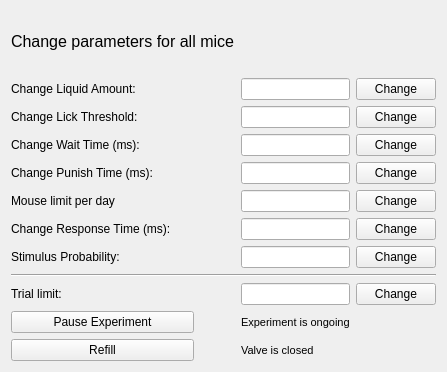
First picture: the form in Python/gui/expwin.ui, repository yagarwal123/autonomouse, before the edit.
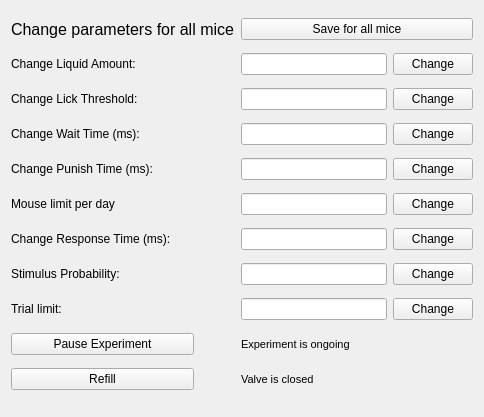
Second picture: the form after the edit.

Commit message: added buttons to save parameters

```diff
--- a/Python/gui/expwin.ui
+++ b/Python/gui/expwin.ui
@@ -6,77 +6,14 @@
    <rect>
     <x>0</x>
     <y>0</y>
-    <width>431</width>
-    <height>372</height>
+    <width>484</width>
+    <height>417</height>
    </rect>
   </property>
   <property name="windowTitle">
    <string>Form</string>
   </property>
   <layout class="QGridLayout" name="gridLayout">
-   <item row="11" column="0" colspan="2">
-    <widget class="QPushButton" name="refillButton">
-     <property name="text">
-      <string>Refill</string>
-     </property>
-    </widget>
-   </item>
-   <item row="6" column="4">
-    <widget class="QPushButton" name="changeMouseRespButton">
-     <property name="text">
-      <string>Change</string>
-     </property>
-    </widget>
-   </item>
-   <item row="7" column="0" colspan="2">
-    <widget class="QLabel" name="label_6">
-     <property name="text">
-      <string>Stimulus Probability:</string>
-     </property>
-    </widget>
-   </item>
-   <item row="6" column="3">
-    <widget class="QLineEdit" name="mouseRespLineEdit"/>
-   </item>
-   <item row="8" column="0" colspan="5">
-    <widget class="Line" name="line">
-     <property name="orientation">
-      <enum>Qt::Horizontal</enum>
-     </property>
-    </widget>
-   </item>
-   <item row="1" column="3">
-    <widget class="QLineEdit" name="liquidLineEdit"/>
-   </item>
-   <item row="9" column="0">
-    <widget class="QLabel" name="label_7">
-     <property name="text">
-      <string>Trial limit:</string>
-     </property>
-    </widget>
-   </item>
-   <item row="0" column="0" colspan="3">
-    <widget class="QLabel" name="label_blah">
-     <property name="font">
-      <font>
-       <pointsize>12</pointsize>
-      </font>
-     </property>
-     <property name="text">
-      <string>Change parameters for all mice</string>
-     </property>
-    </widget>
-   </item>
-   <item row="1" column="0" colspan="2">
-    <widget class="QLabel" name="label">
-     <property name="text">
-      <string>Change Liquid Amount:</string>
-     </property>
-    </widget>
-   </item>
-   <item row="9" column="3">
-    <widget class="QLineEdit" name="trialLimLineEdit"/>
-   </item>
    <item row="9" column="4">
     <widget class="QPushButton" name="changeTrialLimButton">
      <property name="text">
@@ -115,105 +52,168 @@
      </property>
     </widget>
    </item>
-   <item row="9" column="1">
-    <widget class="QLabel" name="trial_lim_lab">
-     <property name="text">
-      <string/>
-     </property>
-    </widget>
-   </item>
-   <item row="5" column="0" colspan="2">
-    <widget class="QLabel" name="label_4">
-     <property name="text">
-      <string>Mouse limit per day</string>
-     </property>
-    </widget>
-   </item>
-   <item row="5" column="4">
-    <widget class="QPushButton" name="changeMouseLimButton">
-     <property name="text">
-      <string>Change</string>
-     </property>
-    </widget>
-   </item>
-   <item row="3" column="4">
-    <widget class="QPushButton" name="changewaittimeButton">
-     <property name="text">
-      <string>Change</string>
-     </property>
-    </widget>
-   </item>
-   <item row="3" column="3">
-    <widget class="QLineEdit" name="waittimeLineEdit"/>
-   </item>
-   <item row="6" column="0" colspan="3">
+   <item row="7" column="0" colspan="3">
     <widget class="QLabel" name="label_5">
      <property name="text">
       <string>Change Response Time (ms):</string>
      </property>
     </widget>
    </item>
-   <item row="5" column="3">
+   <item row="6" column="3">
     <widget class="QLineEdit" name="mouseLimLineEdit"/>
    </item>
-   <item row="1" column="4">
+   <item row="4" column="3">
+    <widget class="QLineEdit" name="waittimeLineEdit"/>
+   </item>
+   <item row="2" column="4">
     <widget class="QPushButton" name="changeliquidButton">
      <property name="text">
       <string>Change</string>
      </property>
     </widget>
    </item>
-   <item row="7" column="4">
+   <item row="8" column="4">
     <widget class="QPushButton" name="changeStimProbButton">
      <property name="text">
       <string>Change</string>
      </property>
     </widget>
    </item>
-   <item row="2" column="0" colspan="2">
+   <item row="3" column="0" colspan="2">
     <widget class="QLabel" name="label_2">
      <property name="text">
       <string>Change Lick Threshold:</string>
      </property>
     </widget>
    </item>
-   <item row="7" column="3">
+   <item row="8" column="3">
     <widget class="QLineEdit" name="stimProbLineEdit"/>
    </item>
-   <item row="2" column="4">
-    <widget class="QPushButton" name="changelickButton">
+   <item row="8" column="0" colspan="2">
+    <widget class="QLabel" name="label_6">
+     <property name="text">
+      <string>Stimulus Probability:</string>
+     </property>
+    </widget>
+   </item>
+   <item row="7" column="3">
+    <widget class="QLineEdit" name="mouseRespLineEdit"/>
+   </item>
+   <item row="7" column="4">
+    <widget class="QPushButton" name="changeMouseRespButton">
      <property name="text">
       <string>Change</string>
      </property>
     </widget>
    </item>
-   <item row="3" column="0" colspan="2">
-    <widget class="QLabel" name="label_3">
+   <item row="11" column="0" colspan="2">
+    <widget class="QPushButton" name="refillButton">
      <property name="text">
-      <string>Change Wait Time (ms):</string>
+      <string>Refill</string>
      </property>
     </widget>
    </item>
-   <item row="2" column="3">
-    <widget class="QLineEdit" name="lickLineEdit"/>
-   </item>
-   <item row="4" column="3">
-    <widget class="QLineEdit" name="punishtimeLineEdit"/>
-   </item>
-   <item row="4" column="0">
+   <item row="5" column="0">
     <widget class="QLabel" name="label_8">
      <property name="text">
       <string>Change Punish Time (ms):</string>
      </property>
     </widget>
    </item>
-   <item row="4" column="4">
+   <item row="5" column="4">
     <widget class="QPushButton" name="changepunishtimeButton">
      <property name="text">
       <string>Change</string>
      </property>
     </widget>
    </item>
+   <item row="5" column="3">
+    <widget class="QLineEdit" name="punishtimeLineEdit"/>
+   </item>
+   <item row="4" column="4">
+    <widget class="QPushButton" name="changewaittimeButton">
+     <property name="text">
+      <string>Change</string>
+     </property>
+    </widget>
+   </item>
+   <item row="6" column="0" colspan="2">
+    <widget class="QLabel" name="label_4">
+     <property name="text">
+      <string>Mouse limit per day</string>
+     </property>
+    </widget>
+   </item>
+   <item row="6" column="4">
+    <widget class="QPushButton" name="changeMouseLimButton">
+     <property name="text">
+      <string>Change</string>
+     </property>
+    </widget>
+   </item>
+   <item row="9" column="1">
+    <widget class="QLabel" name="trial_lim_lab">
+     <property name="text">
+      <string/>
+     </property>
+    </widget>
+   </item>
+   <item row="0" column="0" colspan="3">
+    <widget class="QLabel" name="label_blah">
+     <property name="font">
+      <font>
+       <pointsize>12</pointsize>
+      </font>
+     </property>
+     <property name="text">
+      <string>Change parameters for all mice</string>
+     </property>
+    </widget>
+   </item>
+   <item row="9" column="3">
+    <widget class="QLineEdit" name="trialLimLineEdit"/>
+   </item>
+   <item row="9" column="0">
+    <widget class="QLabel" name="label_7">
+     <property name="text">
+      <string>Trial limit:</string>
+     </property>
+    </widget>
+   </item>
+   <item row="2" column="0" colspan="2">
+    <widget class="QLabel" name="label">
+     <property name="text">
+      <string>Change Liquid Amount:</string>
+     </property>
+    </widget>
+   </item>
+   <item row="2" column="3">
+    <widget class="QLineEdit" name="liquidLineEdit"/>
+   </item>
+   <item row="4" column="0" colspan="2">
+    <widget class="QLabel" name="label_3">
+     <property name="text">
+      <string>Change Wait Time (ms):</string>
+     </property>
+    </widget>
+   </item>
+   <item row="3" column="4">
+    <widget class="QPushButton" name="changelickButton">
+     <property name="text">
+      <string>Change</string>
+     </property>
+    </widget>
+   </item>
+   <item row="3" column="3">
+    <widget class="QLineEdit" name="lickLineEdit"/>
+   </item>
+   <item row="0" column="3" colspan="2">
+    <widget class="QPushButton" name="saveAllButton">
+     <property name="text">
+      <string>Save for all mice</string>
+     </property>
+    </widget>
+   </item>
   </layout>
  </widget>
  <resources/>
```
Left out of the diff: 24 changed lines with no effect on the pictures. The commit also changes 6 other files.
